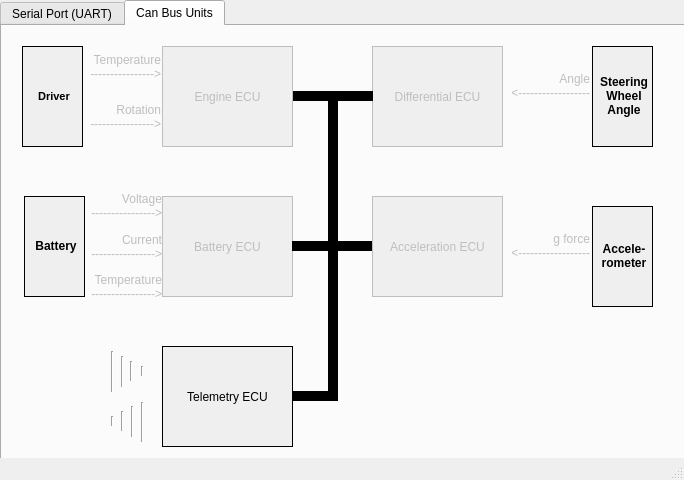
First picture: the form in mainwindow.ui, repository RGNagel/qt-can-network-visualization-by-serial-port, before the edit.
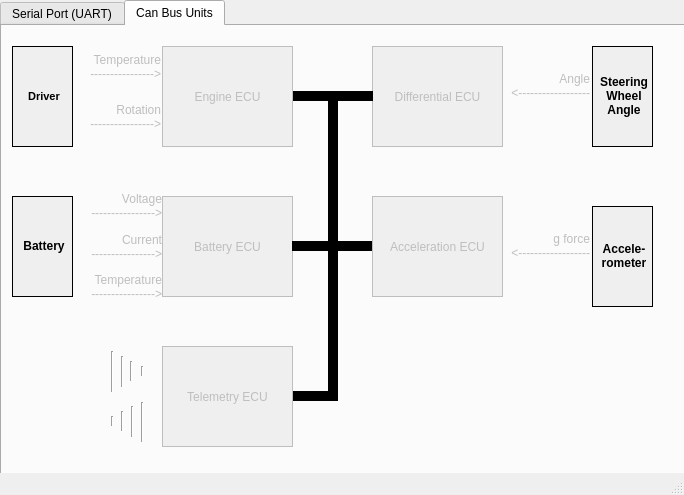
Second picture: the form after the edit. The open tabs and pages were chosen to show the change. Icons and pictures are not drawn.

Commit message: new ui; switch with can IDS.

```diff
--- a/mainwindow.ui
+++ b/mainwindow.ui
@@ -7,9 +7,15 @@
     <x>0</x>
     <y>0</y>
     <width>684</width>
-    <height>480</height>
+    <height>495</height>
    </rect>
   </property>
+  <property name="sizePolicy">
+   <sizepolicy hsizetype="Fixed" vsizetype="Fixed">
+    <horstretch>0</horstretch>
+    <verstretch>0</verstretch>
+   </sizepolicy>
+  </property>
   <property name="windowTitle">
    <string>MainWindow</string>
   </property>
@@ -23,6 +29,21 @@
       <height>481</height>
      </rect>
     </property>
+    <property name="sizePolicy">
+     <sizepolicy hsizetype="Fixed" vsizetype="Fixed">
+      <horstretch>0</horstretch>
+      <verstretch>0</verstretch>
+     </sizepolicy>
+    </property>
+    <property name="maximumSize">
+     <size>
+      <width>691</width>
+      <height>481</height>
+     </size>
+    </property>
+    <property name="contextMenuPolicy">
+     <enum>Qt::DefaultContextMenu</enum>
+    </property>
     <property name="acceptDrops">
      <bool>false</bool>
     </property>
@@ -356,7 +377,7 @@
      <widget class="QLabel" name="label_6">
       <property name="geometry">
        <rect>
-        <x>22</x>
+        <x>10</x>
         <y>170</y>
         <width>61</width>
         <height>101</height>
@@ -461,7 +482,7 @@
      <widget class="QLabel" name="label_5">
       <property name="geometry">
        <rect>
-        <x>20</x>
+        <x>10</x>
         <y>20</y>
         <width>61</width>
         <height>101</height>
@@ -667,7 +688,7 @@
      </widget>
      <widget class="QLabel" name="label_21">
       <property name="enabled">
-       <bool>true</bool>
+       <bool>false</bool>
       </property>
       <property name="geometry">
        <rect>
```
Left out of the diff: 17 changed lines with no effect on the pictures. The commit also changes 7 other files.
